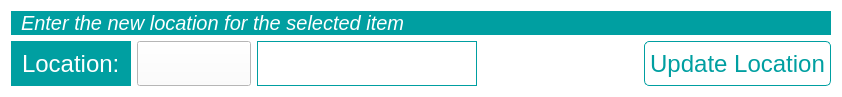
This is app/ui/location_edit_input.ui in FlicksonJ/labify as Qt 5 draws it before an edit. The edited form follows.
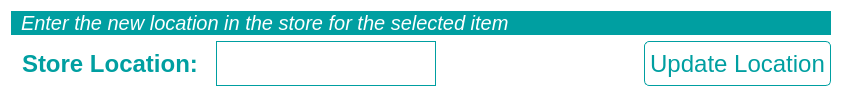
This is the edited form. Icons and pictures are not drawn.

Commit message: FIX: Update location_edit input for the previous BREAKING CHANGE

Patch:
```diff
--- a/app/ui/location_edit_input.ui
+++ b/app/ui/location_edit_input.ui
@@ -31,6 +31,12 @@
        padding-right: 5px;
 }
 
+#location_label {
+	background: #fff;
+	color: rgb(0, 159, 161);
+	font-weight: bold;
+}
+
 QLineEdit {
        border: 1px solid rgb(0, 159, 161);
        padding-left: 10px;
@@ -56,37 +62,15 @@
        color: #fff;
 }
 
-#location_input,
-#lab_input
-{
+#location_input {
        color: rgb(0, 159, 161);
 }
 
-#location_input:hover,
-#lab_input:hover
-{
+#location_input:hover {
        color: rgb(52, 62, 162);
 }
 
-#location_input::drop-down,
-#lab_input::drop-down
-{
-       border: 0px;
-}
-
-#location_input::down-arrow,
-#lab_input::down-arrow
-{
-       image: url(:/icon/images/down-arrow.ico);
-       width: 15px;
-       height: 15px;
-       margin-right: 20px;
-		margin-left: 20px;
-}
-
-#location_input:on,
-#lab_input:on
-{
+#location_input:on {
        border: 2px solid rgba(0, 159, 161, 10%);
 }</string>
   </property>
@@ -100,7 +84,7 @@
       </font>
      </property>
      <property name="text">
-      <string>Enter the new location for the selected item</string>
+      <string>Enter the new location in the store for the selected item</string>
      </property>
     </widget>
    </item>
@@ -123,25 +107,11 @@
        <property name="font">
         <font>
          <pointsize>18</pointsize>
+         <bold>true</bold>
         </font>
        </property>
        <property name="text">
-        <string>Location:</string>
-       </property>
-      </widget>
-     </item>
-     <item>
-      <widget class="QComboBox" name="lab_input">
-       <property name="maximumSize">
-        <size>
-         <width>16777215</width>
-         <height>45</height>
-        </size>
-       </property>
-       <property name="font">
-        <font>
-         <pointsize>18</pointsize>
-        </font>
+        <string>Store Location:</string>
        </property>
       </widget>
      </item>
```
Left out of the diff: 4 changed lines with no effect on the pictures. The commit also changes 2 other files.
